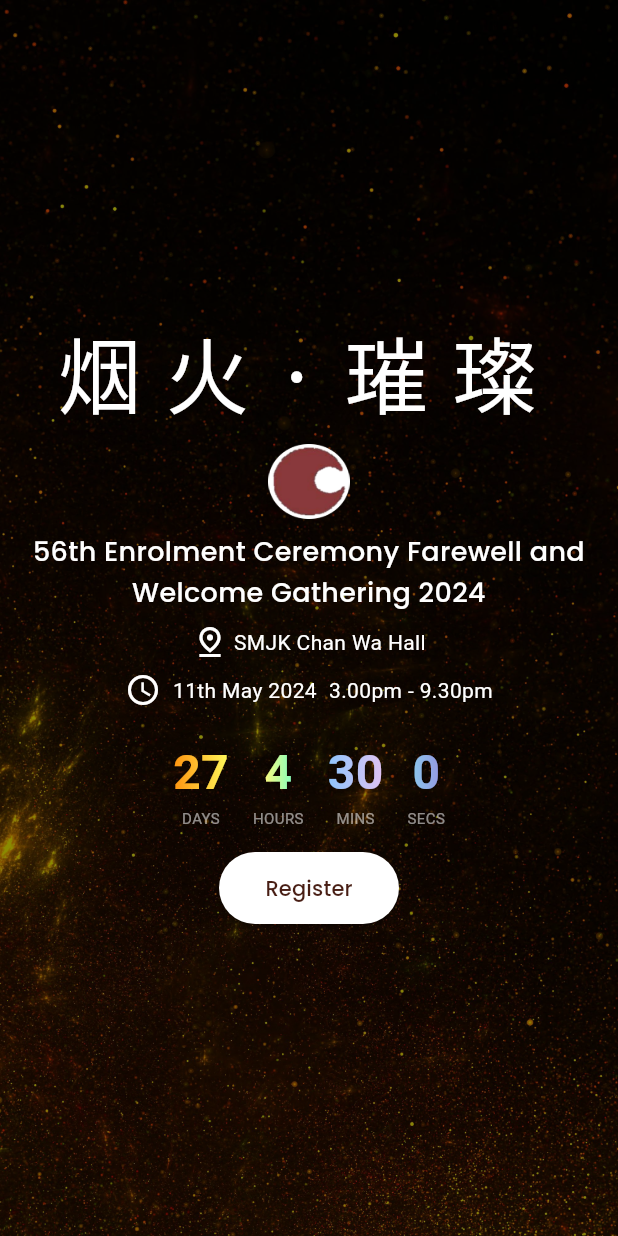
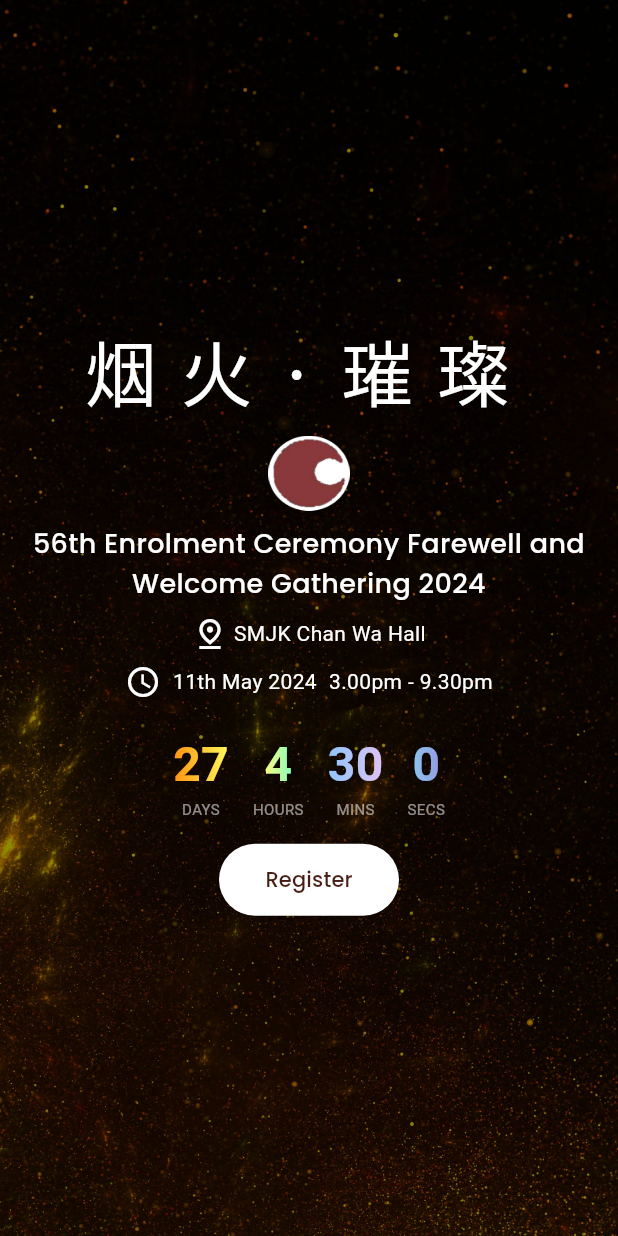
Before and after one commit to junsiong2008/cw_bsmm, a Flutter app: the screen it shows after launch, on a phone screen of 412 x 824 dp. Run offline on Flutter 3.47's test engine with Material 3 defaults, Android fonts, the phone set to English and light mode, and no system bars; drawn by our look-alikes of flutter_countdown_timer, simple_gradient_text; our stand-ins replace cloud_firestore, firebase_analytics, firebase_core, lottie; missing offline and left inert: firebase_app_check; accounts and stored records are empty; statements that could not run were skipped.

Commit message:
Change title font size

```diff
--- a/lib/shared/constants.dart
+++ b/lib/shared/constants.dart
@@ -9,7 +9,7 @@ const TextStyle kCountdownSubtitleTextStyle = TextStyle(
 
 const TextStyle kMainTitleTextStyle = TextStyle(
   color: Colors.white,
-  fontSize: 56,
+  fontSize: 48,
   letterSpacing: 16,
   fontFamily: 'NotoSansSC',
 );
```
